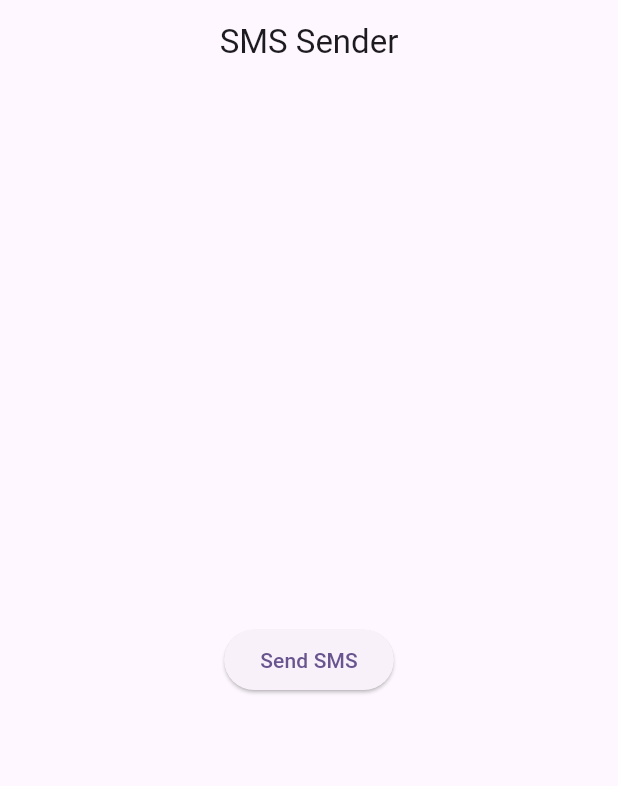
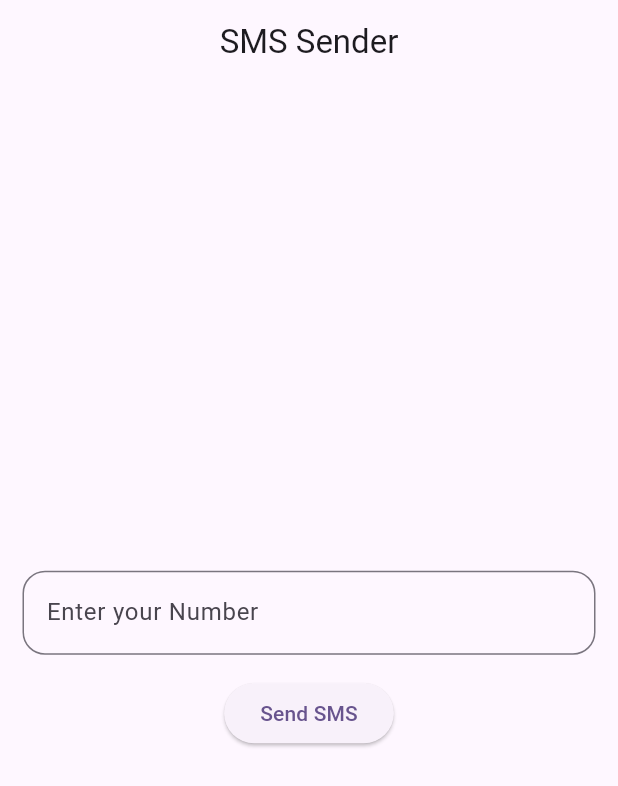
Before and after one commit to AqibKhan61/Sms-Sender, a Flutter app: the screen it shows after launch, on a phone screen of 412 x 824 dp. Shown: the top 786 px of the screen. Run offline on Flutter 3.47's test engine with Material 3 defaults, Android fonts, the phone set to English and light mode, and no system bars.

Commit message:
Added a TextField soo User can enter any Number

```diff
--- a/lib/sms.dart
+++ b/lib/sms.dart
@@ -3,9 +3,15 @@ import 'package:url_launcher/url_launcher.dart';
 
 
 
-class SMS extends StatelessWidget{
+class SMS extends StatefulWidget{
   const SMS({super.key});
 
+  @override
+  State<SMS> createState() => _SMSState();
+}
+
+class _SMSState extends State<SMS> {
+  String number = '';
   void sendSms(String phoneNumber, String message) async {
   final Uri uri = Uri(
     scheme: 'sms',
@@ -19,21 +25,50 @@ class SMS extends StatelessWidget{
     throw 'Could not launch SMS';
   }
 }
+
   @override
   Widget build(BuildContext context) {
+    final TextEditingController controller = TextEditingController();
     return Scaffold(
       appBar: AppBar(
         title: const Text('SMS Sender'),
         centerTitle: true,
       ),
-      body: Center(
-          child: ElevatedButton(
-            onPressed: () {
-              sendSms('923111687177', 'Check out our web app: https://www.google.com');
-            },
-            child: const Text('Send SMS'),
-          ),
+      body: Padding(
+        padding: const EdgeInsets.only(left: 15, right: 15),
+        child: Column(
+          crossAxisAlignment: CrossAxisAlignment.center,
+          mainAxisAlignment: MainAxisAlignment.center,
+          children: [
+            Center(
+              child: TextField(
+                controller: controller,
+                keyboardType: TextInputType.number,
+                onEditingComplete: (){
+                  setState(() {
+                    number = controller.text;
+                  });
+                },
+                decoration: InputDecoration(
+                  hintText: 'Enter your Number',
+                  border: OutlineInputBorder(
+                    borderRadius: BorderRadius.circular(15),
+                  )
+                ),
+              ),
+            ),
+            const SizedBox(height: 15,),
+            Center(
+                child: ElevatedButton(
+                  onPressed: () {
+                    sendSms(number, 'Check out our web app: https://www.google.com');
+                  },
+                  child: const Text('Send SMS'),
+                ),
+              ),
+          ],
         ),
+      ),
     );
   }
 }
```
